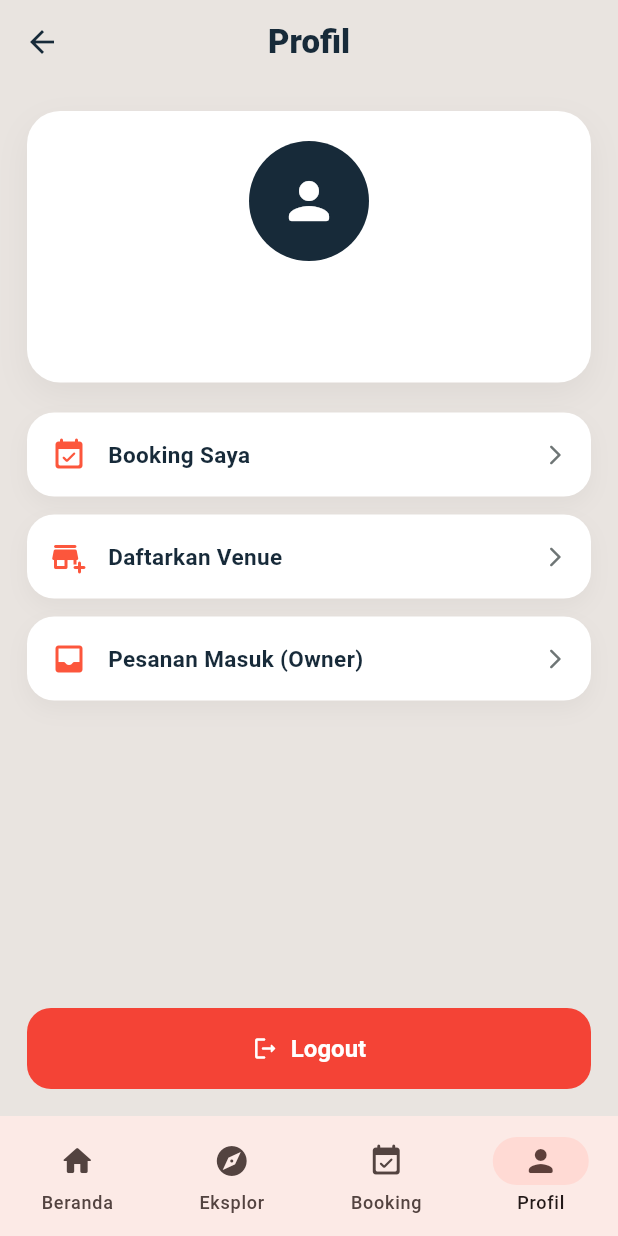
After one commit to wryyyd26/flutter-lokasee, a Flutter app: the MainNavigationScreen screen opened by its route, item 4 of the bottom bar chosen, on a phone screen of 412 x 824 dp. The commit adds this screen. Run offline on Flutter 3.47's test engine with Material 3 defaults, Android fonts, the phone set to English and light mode, and no system bars; our stand-ins replace cloud_firestore, firebase_auth, firebase_core, firebase_storage, geolocator, image_picker; accounts and stored records are empty; Roboto replaces fonts that are missing (Arial).

Commit message:
done presentasi

```diff
--- /dev/null
+++ b/lib/screens/main_navigation_screen.dart
@@ -0,0 +1,62 @@
+import 'package:flutter/material.dart';
+
+import 'home_screen.dart';
+import 'explore_screen.dart';
+import 'my_booking_screen.dart';
+import 'profile_screen.dart';
+
+class MainNavigationScreen extends StatefulWidget {
+  static const String routeName = '/main';
+
+  const MainNavigationScreen({super.key});
+
+  @override
+  State<MainNavigationScreen> createState() => _MainNavigationScreenState();
+}
+
+class _MainNavigationScreenState extends State<MainNavigationScreen> {
+  int _currentIndex = 0;
+
+  final List<Widget> _pages = [
+    const HomeScreen(),
+    const ExploreScreen(),
+    const MyBookingScreen(),
+    const ProfileScreen(),
+  ];
+
+  void _onTap(int index) {
+    setState(() {
+      _currentIndex = index;
+    });
+  }
+
+  @override
+  Widget build(BuildContext context) {
+    return Scaffold(
+      body: _pages[_currentIndex],
+      bottomNavigationBar: NavigationBar(
+        selectedIndex: _currentIndex,
+        onDestinationSelected: _onTap,
+        labelBehavior: NavigationDestinationLabelBehavior.alwaysShow,
+        destinations: const [
+          NavigationDestination(
+            icon: Icon(Icons.home_rounded),
+            label: 'Beranda',
+          ),
+          NavigationDestination(
+            icon: Icon(Icons.explore_rounded),
+            label: 'Eksplor',
+          ),
+          NavigationDestination(
+            icon: Icon(Icons.event_available_rounded),
+            label: 'Booking',
+          ),
+          NavigationDestination(
+            icon: Icon(Icons.person_rounded),
+            label: 'Profil',
+          ),
+        ],
+      ),
+    );
+  }
+}
--- /dev/null
+++ b/lib/screens/profile_screen.dart
@@ -0,0 +1,242 @@
+import 'package:cloud_firestore/cloud_firestore.dart';
+import 'package:firebase_auth/firebase_auth.dart';
+import 'package:flutter/material.dart';
+
+import '../theme/app_colors.dart';
+import 'login_screen.dart';
+import 'my_booking_screen.dart';
+import 'owner_booking_screen.dart';
+import 'register_venue_screen.dart';
+import '../widgets/smooth_page_route.dart';
+
+class ProfileScreen extends StatelessWidget {
+  const ProfileScreen({super.key});
+
+  User? get user => FirebaseAuth.instance.currentUser;
+
+  Future<Map<String, dynamic>?> _getUserData() async {
+    if (user == null) return null;
+
+    final doc = await FirebaseFirestore.instance
+        .collection('users')
+        .doc(user!.uid)
+        .get();
+
+    return doc.data();
+  }
+
+  Future<void> _logout(BuildContext context) async {
+    await FirebaseAuth.instance.signOut();
+
+    if (!context.mounted) return;
+
+    Navigator.pushNamedAndRemoveUntil(
+      context,
+      LoginScreen.routeName,
+      (route) => false,
+    );
+  }
+
+  @override
+  Widget build(BuildContext context) {
+    return Scaffold(
+      backgroundColor: AppColors.background,
+      appBar: AppBar(
+        title: const Text(
+          'Profil',
+          style: TextStyle(fontWeight: FontWeight.w900),
+        ),
+        backgroundColor: AppColors.background,
+        elevation: 0,
+        centerTitle: true,
+      ),
+      body: FutureBuilder<Map<String, dynamic>?>(
+        future: _getUserData(),
+        builder: (context, snapshot) {
+          final data = snapshot.data;
+
+          final name = data?['name'] ?? 'User';
+          final email = data?['email'] ?? (user?.email ?? '');
+          final photoUrl = data?['photoUrl'];
+
+          return Padding(
+            padding: const EdgeInsets.all(18),
+            child: Column(
+              children: [
+                // ================= PROFILE CARD =================
+                Container(
+                  width: double.infinity,
+                  padding: const EdgeInsets.all(20),
+                  decoration: BoxDecoration(
+                    color: AppColors.white,
+                    borderRadius: BorderRadius.circular(22),
+                    boxShadow: [
+                      BoxShadow(
+                        color: Colors.black.withValues(alpha: 0.05),
+                        blurRadius: 18,
+                        offset: const Offset(0, 8),
+                      ),
+                    ],
+                  ),
+                  child: Column(
+                    children: [
+                      CircleAvatar(
+                        radius: 40,
+                        backgroundImage: photoUrl != null && photoUrl != ''
+                            ? NetworkImage(photoUrl)
+                            : null,
+                        backgroundColor: AppColors.primary,
+                        child: photoUrl == null || photoUrl == ''
+                            ? const Icon(
+                                Icons.person_rounded,
+                                size: 40,
+                                color: AppColors.white,
+                              )
+                            : null,
+                      ),
+                      const SizedBox(height: 12),
+                      Text(
+                        name,
+                        style: const TextStyle(
+                          fontSize: 18,
+                          fontWeight: FontWeight.w900,
+                          color: AppColors.primary,
+                        ),
+                      ),
+                      const SizedBox(height: 4),
+                      Text(
+                        email,
+                        style: const TextStyle(
+                          fontSize: 13,
+                          color: AppColors.neutral,
+                        ),
+                      ),
+                    ],
+                  ),
+                ),
+
+                const SizedBox(height: 20),
+
+                // ================= MENU =================
+                _MenuCard(
+                  icon: Icons.event_available_rounded,
+                  title: 'Booking Saya',
+                  onTap: () {
+                    Navigator.push(
+                      context,
+                      SmoothPageRoute(
+                        page: const MyBookingScreen(),
+                      ),
+                    );
+                  },
+                ),
+
+                const SizedBox(height: 12),
+
+                _MenuCard(
+                  icon: Icons.add_business_rounded,
+                  title: 'Daftarkan Venue',
+                  onTap: () {
+                    Navigator.push(
+                      context,
+                      SmoothPageRoute(
+                        page: const RegisterVenueScreen(),
+                      ),
+                    );
+                  },
+                ),
+
+                const SizedBox(height: 12),
+
+                _MenuCard(
+                  icon: Icons.inbox_rounded,
+                  title: 'Pesanan Masuk (Owner)',
+                  onTap: () {
+                    Navigator.push(
+                      context,
+                      SmoothPageRoute(
+                        page: const OwnerBookingScreen(),
+                      ),
+                    );
+                  },
+                ),
+
+                const Spacer(),
+
+                // ================= LOGOUT =================
+                SizedBox(
+                  width: double.infinity,
+                  child: ElevatedButton.icon(
+                    onPressed: () => _logout(context),
+                    icon: const Icon(Icons.logout_rounded),
+                    label: const Text('Logout'),
+                    style: ElevatedButton.styleFrom(
+                      backgroundColor: Colors.red,
+                      foregroundColor: Colors.white,
+                      padding: const EdgeInsets.symmetric(vertical: 14),
+                      shape: RoundedRectangleBorder(
+                        borderRadius: BorderRadius.circular(16),
+                      ),
+                    ),
+                  ),
+                ),
+              ],
+            ),
+          );
+        },
+      ),
+    );
+  }
+}
+
+class _MenuCard extends StatelessWidget {
+  final IconData icon;
+  final String title;
+  final VoidCallback onTap;
+
+  const _MenuCard({
+    required this.icon,
+    required this.title,
+    required this.onTap,
+  });
+
+  @override
+  Widget build(BuildContext context) {
+    return InkWell(
+      onTap: onTap,
+      borderRadius: BorderRadius.circular(18),
+      child: Container(
+        padding: const EdgeInsets.symmetric(horizontal: 16, vertical: 16),
+        decoration: BoxDecoration(
+          color: AppColors.white,
+          borderRadius: BorderRadius.circular(18),
+          boxShadow: [
+            BoxShadow(
+              color: Colors.black.withValues(alpha: 0.04),
+              blurRadius: 12,
+              offset: const Offset(0, 6),
+            ),
+          ],
+        ),
+        child: Row(
+          children: [
+            Icon(icon, color: AppColors.accent),
+            const SizedBox(width: 14),
+            Expanded(
+              child: Text(
+                title,
+                style: const TextStyle(
+                  fontSize: 15,
+                  fontWeight: FontWeight.w700,
+                  color: AppColors.primary,
+                ),
+              ),
+            ),
+            const Icon(Icons.arrow_forward_ios_rounded,
+                size: 16, color: AppColors.neutral),
+          ],
+        ),
+      ),
+    );
+  }
+}
```
Also changed, not shown: lib/main.dart (+8 -16 lines), lib/screens/explore_screen.dart (added, +186 -0 lines), lib/screens/login_screen.dart (+18 -3 lines), lib/screens/splash_screen.dart (+6 -2 lines).
